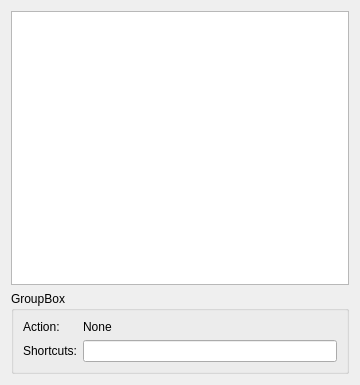
Qt form src/interface/shortcutspage.ui (pencil2d/pencil) before a commit.
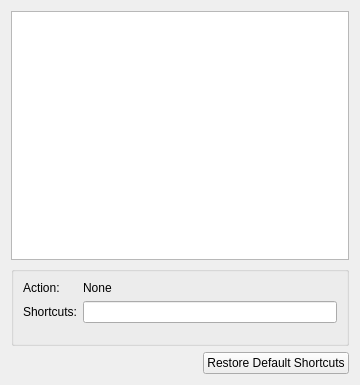
The same form after that commit. Custom widgets are drawn as their Qt base class.

Commit message:
ShortcutsPage: almost done
branch : customkb

```diff
--- a/src/interface/shortcutspage.ui
+++ b/src/interface/shortcutspage.ui
@@ -35,7 +35,7 @@
       </size>
      </property>
      <property name="title">
-      <string>GroupBox</string>
+      <string/>
      </property>
      <layout class="QFormLayout" name="formLayout">
       <item row="0" column="0">
@@ -65,6 +65,30 @@
      </layout>
     </widget>
    </item>
+   <item>
+    <layout class="QHBoxLayout" name="horizontalLayout">
+     <item>
+      <spacer name="horizontalSpacer">
+       <property name="orientation">
+        <enum>Qt::Horizontal</enum>
+       </property>
+       <property name="sizeHint" stdset="0">
+        <size>
+         <width>40</width>
+         <height>20</height>
+        </size>
+       </property>
+      </spacer>
+     </item>
+     <item>
+      <widget class="QPushButton" name="restoreShortcutsButton">
+       <property name="text">
+        <string>Restore Default Shortcuts</string>
+       </property>
+      </widget>
+     </item>
+    </layout>
+   </item>
   </layout>
  </widget>
  <customwidgets>
```
The commit also changes 2 other files.
